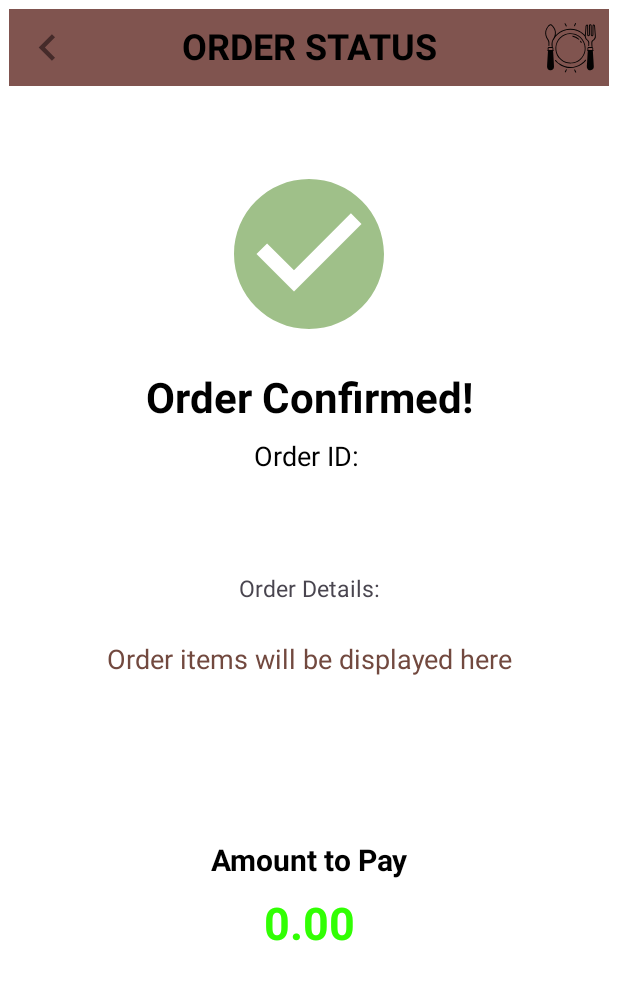
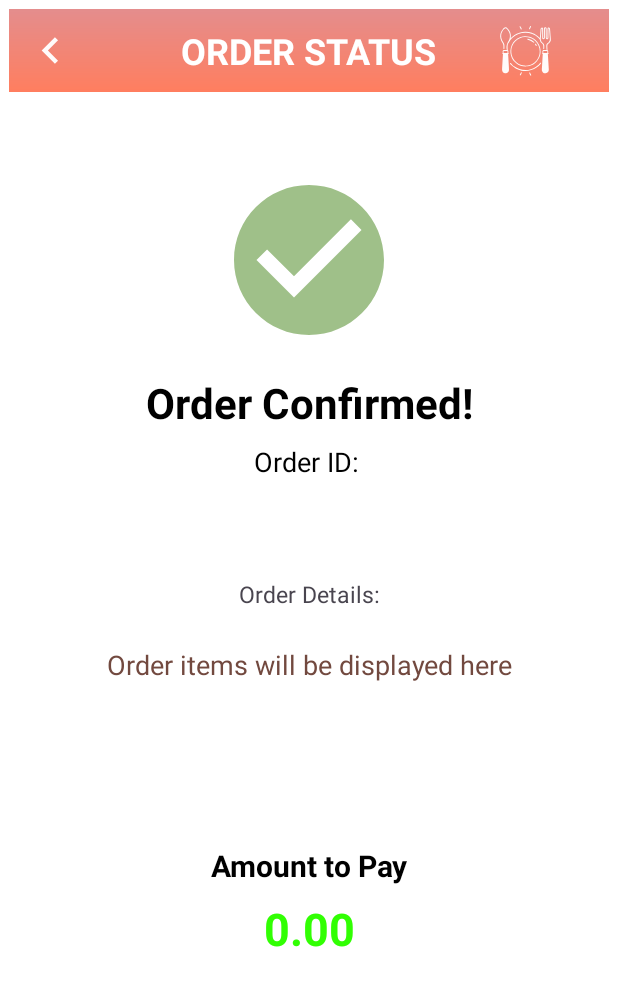
Before and after one commit to karthikreddy6/On_food, an Android app: the OrderConfirmationActivity screen opened directly, with no data from a screen before it, on a phone screen of 412 x 824 dp. Shown: the top 986 px of the screen. Run offline under Robolectric (Android 15) with nearby library versions, the phone set to English and light mode, and no system bars; our stand-ins replace Firebase (no records; nobody signed in at launch, a user with empty details on screens opened directly).

Commit message:
V-007(nav)

```diff
--- /dev/null
+++ b/app/src/main/res/drawable/cart.xml
@@ -0,0 +1,5 @@
+<vector xmlns:android="http://schemas.android.com/apk/res/android" android:autoMirrored="true" android:height="24dp" android:tint="#D59191" android:viewportHeight="24" android:viewportWidth="24" android:width="24dp">
+
+    <path android:fillColor="@android:color/white" android:pathData="M7,18c-1.1,0 -1.99,0.9 -1.99,2S5.9,22 7,22s2,-0.9 2,-2 -0.9,-2 -2,-2zM1,2v2h2l3.6,7.59 -1.35,2.45c-0.16,0.28 -0.25,0.61 -0.25,0.96 0,1.1 0.9,2 2,2h12v-2L7.42,15c-0.14,0 -0.25,-0.11 -0.25,-0.25l0.03,-0.12 0.9,-1.63h7.45c0.75,0 1.41,-0.41 1.75,-1.03l3.58,-6.49c0.08,-0.14 0.12,-0.31 0.12,-0.48 0,-0.55 -0.45,-1 -1,-1L5.21,4l-0.94,-2L1,2zM17,18c-1.1,0 -1.99,0.9 -1.99,2s0.89,2 1.99,2 2,-0.9 2,-2 -0.9,-2 -2,-2z"/>
+
+</vector>
--- /dev/null
+++ b/app/src/main/res/drawable/gradient_background.xml
@@ -0,0 +1,10 @@
+<layer-list xmlns:android="http://schemas.android.com/apk/res/android">
+    <item>
+        <shape>
+            <gradient
+                android:startColor="#FF7E5F"
+                android:endColor="#E48D8D"
+                android:angle="90" /> <!-- Vertical gradient -->
+        </shape>
+    </item>
+</layer-list>
--- /dev/null
+++ b/app/src/main/res/drawable/ic_home.xml
@@ -0,0 +1,5 @@
+<vector xmlns:android="http://schemas.android.com/apk/res/android" android:autoMirrored="true" android:height="24dp" android:tint="#D59191" android:viewportHeight="24" android:viewportWidth="24" android:width="24dp">
+
+    <path android:fillColor="@android:color/white" android:pathData="M12,3L4,9v12h5v-7h6v7h5V9z"/>
+
+</vector>
--- a/app/src/main/res/layout/menu_nav.xml
+++ /dev/null
@@ -1,6 +0,0 @@
-<?xml version="1.0" encoding="utf-8"?>
-<androidx.constraintlayout.widget.ConstraintLayout xmlns:android="http://schemas.android.com/apk/res/android"
-    android:layout_width="match_parent"
-    android:layout_height="match_parent">
-
-</androidx.constraintlayout.widget.ConstraintLayout>
--- a/app/src/main/res/layout/navigation_bar.xml
+++ b/app/src/main/res/layout/navigation_bar.xml
@@ -1,13 +1,12 @@
-<?xml version="1.0" encoding="utf-8"?>
 <RelativeLayout
     xmlns:android="http://schemas.android.com/apk/res/android"
+    xmlns:app="http://schemas.android.com/apk/res-auto"
     android:layout_width="match_parent"
-    android:layout_height="150px"
+    android:layout_height="wrap_content"
     android:orientation="horizontal"
-    android:padding="8dp"
-    android:background="@color/colorPrimary">
+    android:padding="10dp"
+    android:background="@drawable/gradient_background">
 
-    <!-- Back Button -->
     <ImageButton
         android:id="@+id/buttonBack"
         android:layout_width="wrap_content"
@@ -16,19 +15,20 @@
         android:visibility="gone"
         android:background="?attr/selectableItemBackground"
         android:contentDescription="@string/back_button"
-        android:src="@drawable/ic_back" /> <!-- Replace with your back icon -->
-
-
+        android:src="@drawable/ic_back"
+        app:tint="@color/white" />
 
     <ImageButton
-        android:id="@+id/buttonCart"
+        android:id="@+id/buttonProfile"
         android:layout_width="wrap_content"
         android:layout_height="wrap_content"
+        android:layout_alignParentStart="true"
+        android:layout_marginStart="16dp"
+        android:background="?attr/selectableItemBackground"
+        android:contentDescription="@string/profile_button"
+        android:src="@drawable/ic_profile"
         android:visibility="gone"
-        android:layout_alignParentEnd="true"
-        android:background="?attr/selectableItemBackground"
-        android:contentDescription="@string/cart_button"
-        android:src="@drawable/ic_cart" />
+        app:tint="@color/white" />
 
     <ImageButton
         android:id="@+id/Logout"
@@ -36,34 +36,33 @@
         android:layout_height="wrap_content"
         android:layout_alignParentEnd="true"
         android:visibility="gone"
-        android:backgroundTint="@color/black"
+        android:layout_marginEnd="16dp"
         android:background="?attr/selectableItemBackground"
-        android:contentDescription="@string/Lougout"
-        android:src="@drawable/ic_logout" />
+        android:contentDescription="@string/Logout"
+        android:src="@drawable/ic_logout"
+        app:tint="@color/white" />
 
     <ImageButton
-        android:id="@+id/buttonProfile"
-        android:visibility="gone"
+        android:id="@+id/buttonCart"
         android:layout_width="wrap_content"
         android:layout_height="wrap_content"
-        android:layout_alignParentStart="true"
+        android:layout_alignParentEnd="true"
+        android:layout_marginEnd="28dp"
         android:background="?attr/selectableItemBackground"
-        android:contentDescription="@string/profile_button"
-        android:src="@drawable/ic_profile" />
-
+        android:contentDescription="@string/cart_button"
+        android:src="@drawable/ic_cart"
+        android:visibility="gone"
+        app:tint="@color/white" />
 
     <TextView
 android:id="@+id/navtext"
 android:layout_width="wrap_content"
 android:layout_height="wrap_content"
-        android:layout_alignParentStart="true"
-        android:layout_alignParentTop="true"
-        android:layout_alignParentEnd="true"
-        android:text="TextView"
-        android:textColor="@color/black"
+android:layout_centerInParent="true"
+android:text="Title"
+android:textColor="@color/white"
 android:textAlignment="center"
 android:textSize="24sp"
 android:textStyle="bold"
-        /> <!-- Replace with your profile icon -->
-
+    />
     </RelativeLayout>
--- a/app/src/main/res/values/strings.xml
+++ b/app/src/main/res/values/strings.xml
@@ -11,4 +11,5 @@
     <string name="order_id">order_id</string>
     <string name="order_date">order_date</string>
     <string name="order_time">order_time\n</string>
+    <string name="Logout">logout\n</string>
 </resources>
```
Also changed, not shown: app/src/main/java/com/example/onfood/Activity/ItemListActivity.java (+17 -2 lines), app/src/main/res/anim/bounce.xml (added, +20 -0 lines), app/src/main/res/layout/activity_authentication.xml (+5 -5 lines), app/src/main/res/layout/activity_item_list.xml (+11 -6 lines), app/src/main/res/layout/nav_menu.xml (added, +20 -0 lines), app/src/main/res/menu/menu_nav.xml (added, +17 -0 lines). Lines whose indentation alone changed are shown as unchanged.
